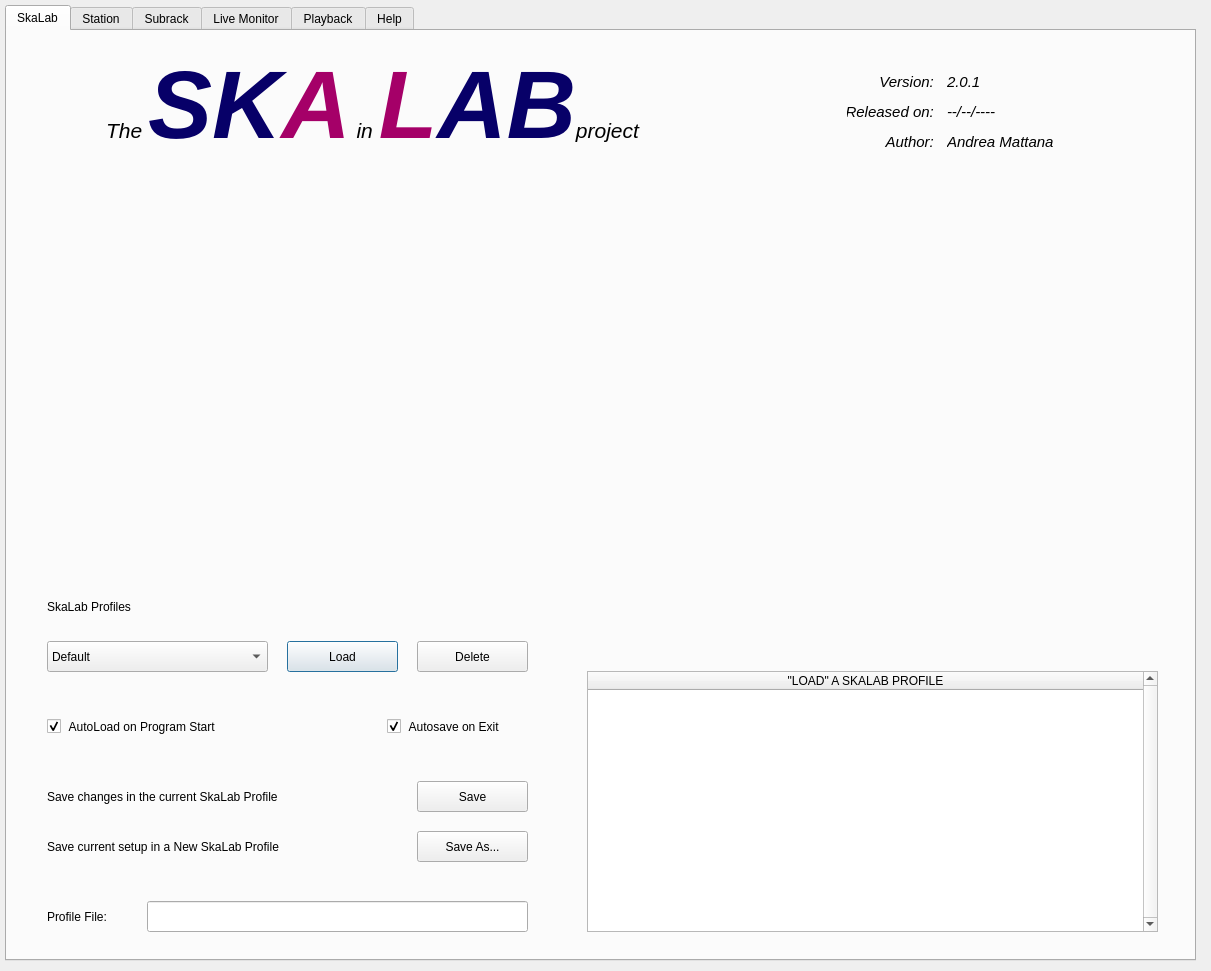
Old version of the form python/utilities/skalab/Gui/skalab_main.ui in the repository ska-sci-ops/aavs-system.
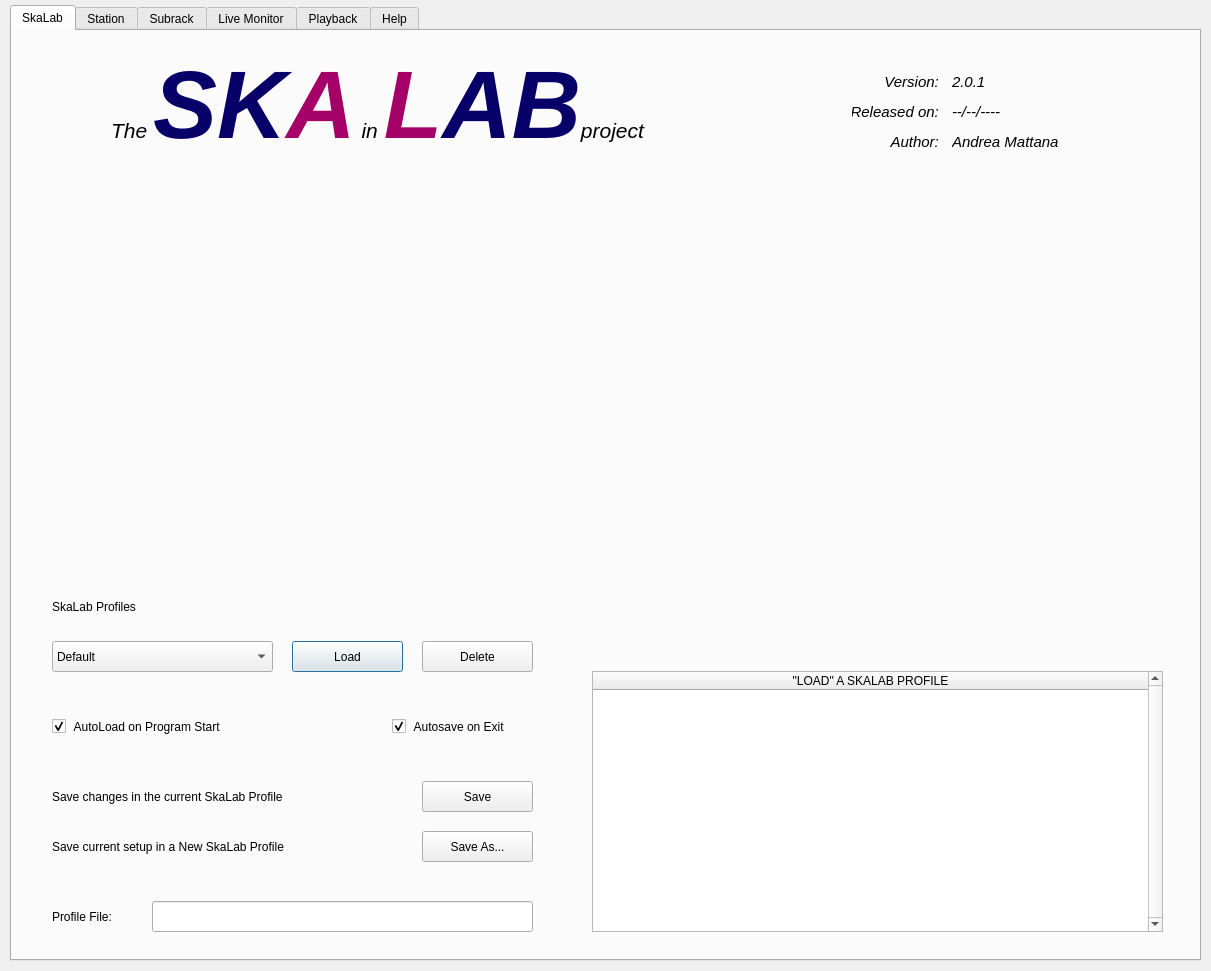
New version of the form.

The edit to the form file:
```diff
--- a/python/utilities/skalab/Gui/skalab_main.ui
+++ b/python/utilities/skalab/Gui/skalab_main.ui
@@ -16,7 +16,7 @@
   <widget class="QTabWidget" name="qtabMain">
    <property name="geometry">
     <rect>
-     <x>5</x>
+     <x>10</x>
      <y>5</y>
      <width>1191</width>
      <height>956</height>
```
